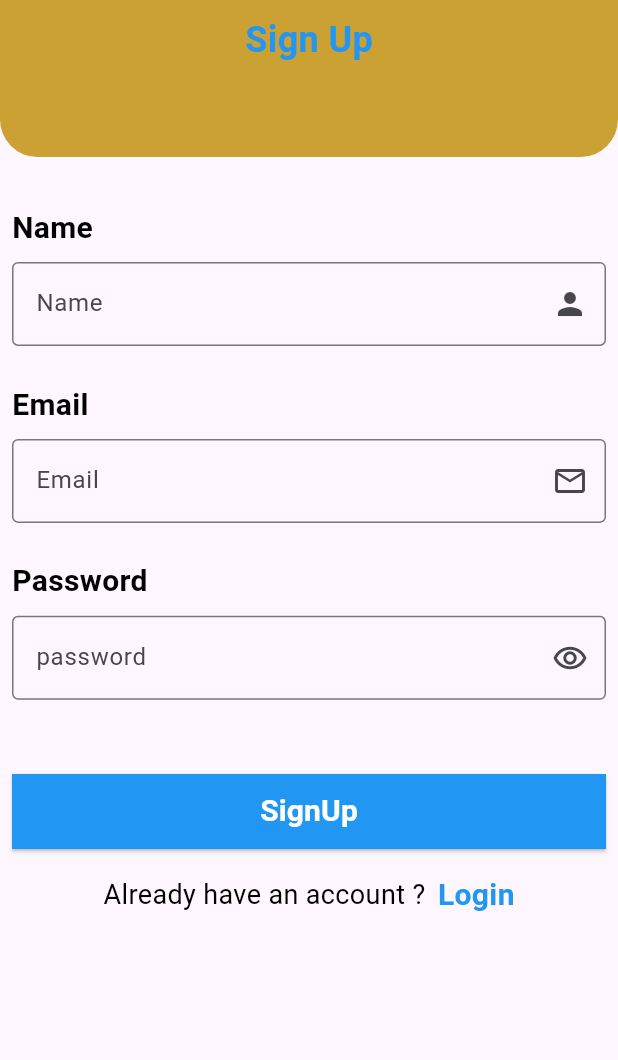
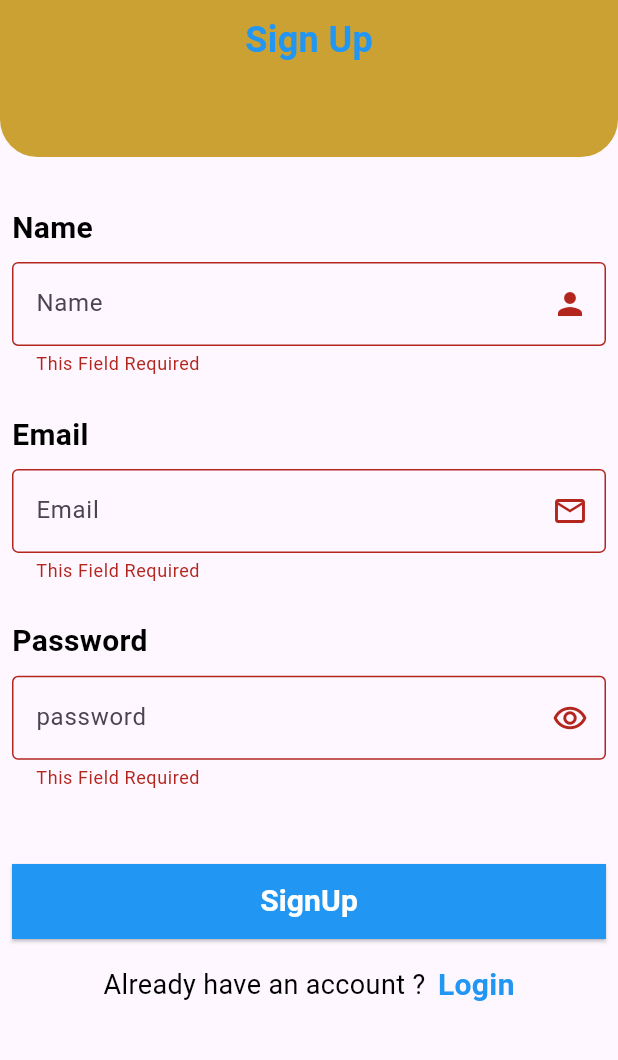
Before and after one commit to abdelrhman20500/cs_academy_e-learning_app, a Flutter app: the SignUpView screen opened directly, after a tap on "SignUp", on a phone screen of 412 x 824 dp, the part 143-1203 px from its top. Run offline on Flutter 3.47's test engine with Material 3 defaults, Android fonts, the light colour scheme and no system bars; our stand-ins replace dartz, flutter_bloc, shared_preferences, supabase_flutter; accounts and stored records are empty.

Commit message:
Finished Auth

```diff
--- a/lib/Core/functions/snack_bar_message.dart
+++ b/lib/Core/functions/snack_bar_message.dart
@@ -1,5 +1,5 @@
 import 'package:flutter/material.dart';
 
-void snackBarMessage({required context, required String text}){
-  ScaffoldMessenger.of(context).showSnackBar(SnackBar(content: Text(text)));
+void snackBarMessage({required context, required String text, Color? backgroundColor}){
+  ScaffoldMessenger.of(context).showSnackBar(SnackBar(content: Text(text), backgroundColor: backgroundColor,));
 }
--- a/lib/Features/auth/presentation/view/sign_up_view.dart
+++ b/lib/Features/auth/presentation/view/sign_up_view.dart
@@ -1,8 +1,15 @@
+import 'package:cs_academy_e_learning_app/Core/functions/snack_bar_message.dart';
 import 'package:cs_academy_e_learning_app/Core/theme/app_theme.dart';
 import 'package:cs_academy_e_learning_app/Core/widgets/custom_bottom.dart';
 import 'package:cs_academy_e_learning_app/Core/widgets/custom_text_form_field.dart';
+import 'package:cs_academy_e_learning_app/Features/auth/data/repo/auth_repo.dart';
 import 'package:cs_academy_e_learning_app/Features/auth/presentation/view/widget/top_logo.dart';
+import 'package:cs_academy_e_learning_app/Features/auth/presentation/view_manager/auth_cubit.dart';
+import 'package:cs_academy_e_learning_app/Features/auth/presentation/view_manager/auth_states.dart';
 import 'package:flutter/material.dart';
+import 'package:flutter_bloc/flutter_bloc.dart';
+
+import '../../../layout/presentation/view/layout_view.dart';
 
 class SignUpView extends StatelessWidget {
   SignUpView({super.key});
@@ -15,12 +22,27 @@ class SignUpView extends StatelessWidget {
     var height = MediaQuery.of(context).size.height;
     var width = MediaQuery.of(context).size.width;
     return SafeArea(
-      child: GestureDetector(
+      child: BlocProvider(
+        create: (context) => AuthCubit(AuthRepo()),
+        child: BlocConsumer<AuthCubit, AuthState>(
+          listener: (context, state) {
+            if(state is SignUpFailure){
+              snackBarMessage(context: context, text: state.error);
+            }else if(state is SignUpSuccess){
+              snackBarMessage(context: context, text: "SignUp Success", backgroundColor: Colors.green);
+              Navigator.pushReplacement(context, MaterialPageRoute(builder: (context)=>
+              const LayoutView()));
+            }
+          },
+          builder: (context, state) {
+            return GestureDetector(
               onTap: (){
                 FocusScope.of(context).unfocus();
               },
               child: Scaffold(
                 body: SingleChildScrollView(
+                  child: Form(
+                    key: formKey,
                     child: Column(
                       children: [
                         const TopLogo(text: "Sign Up",),
@@ -57,7 +79,16 @@ class SignUpView extends StatelessWidget {
                                 suffixIcon: const Icon(Icons.remove_red_eye_outlined),
                               ),
                               SizedBox(height: height*0.06,),
-                      CustomBottom(text: "SignUp",onPressed: (){},),
+                              state is SignUpLoading ?const Center(child: CircularProgressIndicator(),)
+                                  : CustomBottom(text: "SignUp",onPressed: (){
+                                if(formKey.currentState!.validate()){
+                                  BlocProvider.of<AuthCubit>(context).signUp(
+                                      name: nameController.text.trim(),
+                                      email: emailController.text.trim(),
+                                      password: passwordController.text.trim()
+                                  );
+                                }
+                              },),
                               SizedBox(height: height*0.02,),
                               Row(
                                 mainAxisAlignment: MainAxisAlignment.center,
@@ -78,5 +109,9 @@ class SignUpView extends StatelessWidget {
                 ),
               ),
             );
+          },
+        ),
+      ),
+    );
   }
 }
--- /dev/null
+++ b/lib/Features/auth/presentation/view_manager/auth_cubit.dart
@@ -0,0 +1,28 @@
+import 'package:cs_academy_e_learning_app/Features/auth/data/repo/auth_repo.dart';
+import 'package:cs_academy_e_learning_app/Features/auth/presentation/view_manager/auth_states.dart';
+import 'package:flutter_bloc/flutter_bloc.dart';
+
+class AuthCubit extends Cubit<AuthState>{
+  AuthCubit(this.authRepo): super(AuthInitial());
+  final AuthRepo authRepo;
+  Future<void> signIn({required String email, required String password})async{
+    emit(LoginLoading());
+    final response = await authRepo.signIn(email: email, password: password);
+    response.fold((e){
+      emit(LoginFailure(error: e.toString()));
+    },(success){
+      emit(LoginSuccess());
+    });
+  }
+
+  Future<void> signUp({required String name, required String email, required String password})async{
+    emit(SignUpLoading());
+    final response = await authRepo.signUp(name: name, email: email, password: password);
+    response.fold((e){
+      emit(SignUpFailure(error: e.toString()));
+    },(success){
+      emit(SignUpSuccess());
+    });
+  }
+
+}
--- /dev/null
+++ b/lib/Features/auth/presentation/view_manager/auth_states.dart
@@ -0,0 +1,16 @@
+abstract class AuthState{}
+class AuthInitial extends AuthState{}
+class LoginLoading extends AuthState{}
+class LoginFailure extends AuthState{
+  final String error;
+
+  LoginFailure({required this.error});
+}
+class LoginSuccess extends AuthState{}
+class SignUpLoading extends AuthState{}
+class SignUpFailure extends AuthState{
+  final String error;
+
+  SignUpFailure({required this.error});
+}
+class SignUpSuccess extends AuthState{}
--- a/lib/main.dart
+++ b/lib/main.dart
@@ -1,7 +1,10 @@
+import 'package:cs_academy_e_learning_app/Core/networking/supabase_service.dart';
 import 'package:cs_academy_e_learning_app/Features/auth/presentation/view/login_view.dart';
 import 'package:flutter/material.dart';
 
-void main() {
+void main() async{
+  WidgetsFlutterBinding.ensureInitialized();
+  await SupabaseService.init();
   runApp(const MyApp());
 }
 
--- a/pubspec.yaml
+++ b/pubspec.yaml
@@ -55,8 +55,7 @@ dev_dependencies:
   # rules and activating additional ones.
   flutter_lints: ^4.0.0
 
-dependency_overrides:
-  app_links: 3.5.0
+
 
 # For information on the generic Dart part of this file, see the
 # following page: https://dart.dev/tools/pub/pubspec
```
Also changed, not shown: lib/Core/networking/supabase_service.dart (added, +11 -0 lines), lib/Features/auth/data/repo/auth_repo.dart (added, +43 -0 lines), lib/Features/auth/presentation/view/login_view.dart (+34 -2 lines), lib/Features/layout/presentation/view/layout_view.dart (added, +14 -0 lines), pubspec.lock. Lines whose indentation alone changed are shown as unchanged.
